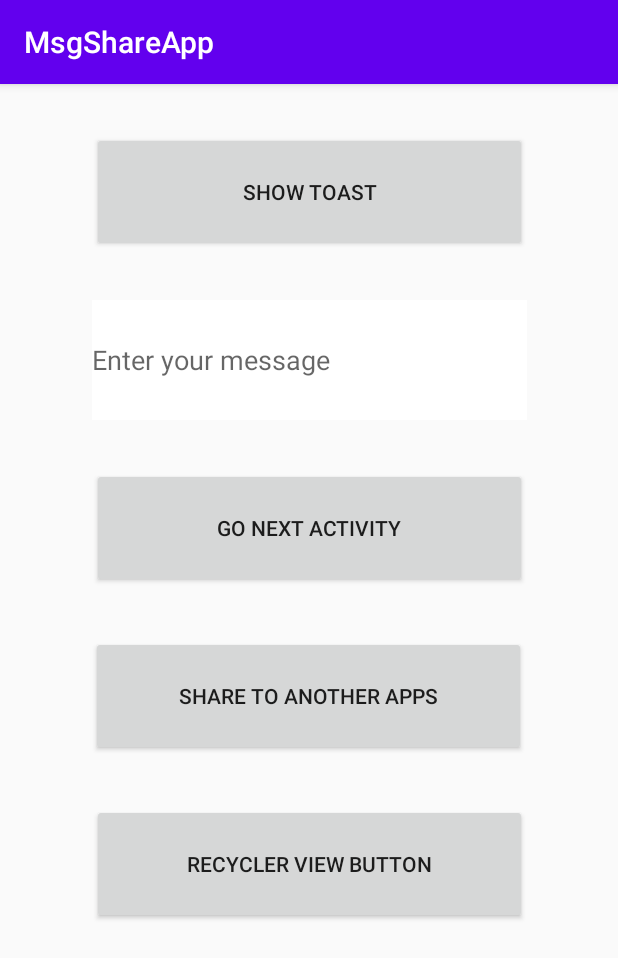
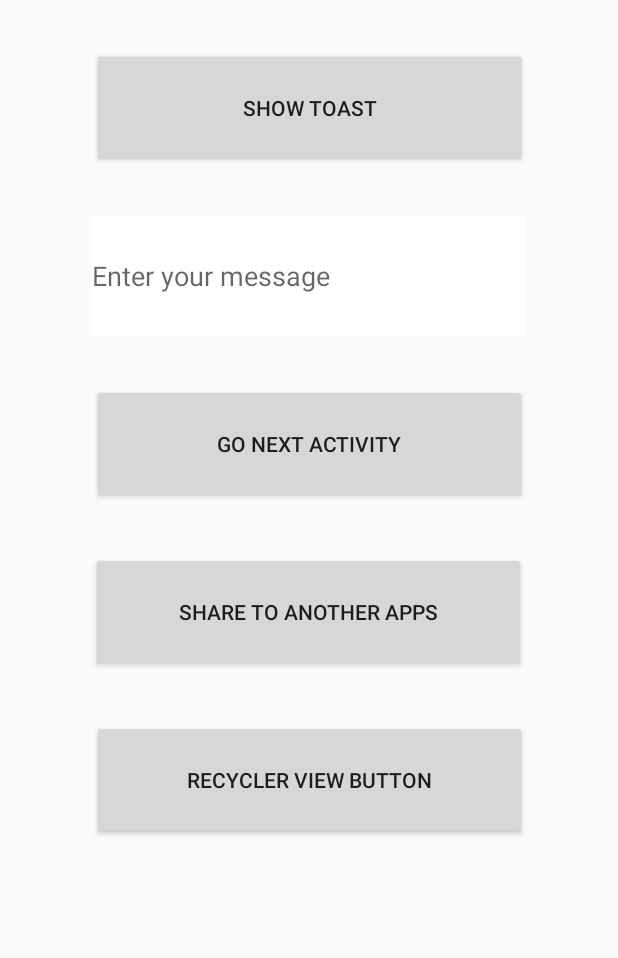
Before and after one commit to Gabrieal4Real/MsgShareApp, an Android app: the screen it shows after launch (MainActivity), on a phone screen of 412 x 824 dp. Shown: the top 958 px of the screen. Run offline under Robolectric (Android 15) with nearby library versions, the phone set to English and light mode, and no system bars.

Commit message:
Part 4.5

```diff
--- a/app/src/main/AndroidManifest.xml
+++ b/app/src/main/AndroidManifest.xml
@@ -9,9 +9,9 @@
         android:roundIcon="@mipmap/ic_launcher_round"
         android:supportsRtl="true"
         android:theme="@style/AppTheme">
-        <activity android:name=".Activities.HobbiesActivity"></activity>
-        <activity android:name=".Activities.SecondActivity" />
-        <activity android:name=".Activities.MainActivity">
+        <activity android:name=".activities.HobbiesActivity"></activity>
+        <activity android:name=".activities.SecondActivity" />
+        <activity android:name=".activities.MainActivity">
             <intent-filter>
                 <action android:name="android.intent.action.MAIN" />
 
--- a/app/src/main/java/com/smartherd/msgshareapp/Activities/HobbiesActivity.kt
+++ b/app/src/main/java/com/smartherd/msgshareapp/activities/HobbiesActivity.kt
@@ -1,12 +1,12 @@
-package com.smartherd.msgshareapp.Activities
+package com.smartherd.msgshareapp.activities
 
 import android.os.Bundle
 import android.util.Log
 import androidx.appcompat.app.AppCompatActivity
 import androidx.recyclerview.widget.LinearLayoutManager
-import com.smartherd.msgshareapp.Adapters.HobbiesAdapter
-import com.smartherd.msgshareapp.Models.Supplier
 import com.smartherd.msgshareapp.R
+import com.smartherd.msgshareapp.adapters.HobbiesAdapter
+import com.smartherd.msgshareapp.models.Supplier
 import kotlinx.android.synthetic.main.activity_hobbies.*
 
 class HobbiesActivity : AppCompatActivity() {
--- a/app/src/main/java/com/smartherd/msgshareapp/Activities/MainActivity.kt
+++ b/app/src/main/java/com/smartherd/msgshareapp/activities/MainActivity.kt
@@ -1,4 +1,4 @@
-package com.smartherd.msgshareapp.Activities
+package com.smartherd.msgshareapp.activities
 
 import android.content.Intent
 import android.os.Bundle
--- a/app/src/main/java/com/smartherd/msgshareapp/Activities/SecondActivity.kt
+++ b/app/src/main/java/com/smartherd/msgshareapp/activities/SecondActivity.kt
@@ -1,4 +1,4 @@
-package com.smartherd.msgshareapp.Activities
+package com.smartherd.msgshareapp.activities
 
 import android.annotation.SuppressLint
 import android.os.Bundle
--- a/app/src/main/java/com/smartherd/msgshareapp/Adapters/HobbiesAdapter.kt
+++ b/app/src/main/java/com/smartherd/msgshareapp/adapters/HobbiesAdapter.kt
@@ -1,4 +1,4 @@
-package com.smartherd.msgshareapp.Adapters
+package com.smartherd.msgshareapp.adapters
 
 import android.content.Context
 import android.content.Intent
@@ -6,8 +6,8 @@ import android.view.LayoutInflater
 import android.view.View
 import android.view.ViewGroup
 import androidx.recyclerview.widget.RecyclerView
-import com.smartherd.msgshareapp.Models.Hobby
 import com.smartherd.msgshareapp.R
+import com.smartherd.msgshareapp.models.Hobby
 import com.smartherd.msgshareapp.showToast
 import kotlinx.android.synthetic.main.list_item.view.*
 
--- a/app/src/main/java/com/smartherd/msgshareapp/Models/Model.kt
+++ b/app/src/main/java/com/smartherd/msgshareapp/models/Model.kt
@@ -1,4 +1,4 @@
-package com.smartherd.msgshareapp.Models
+package com.smartherd.msgshareapp.models
 
 data class Hobby(var title: String)
 
--- a/app/src/main/res/layout/activity_hobbies.xml
+++ b/app/src/main/res/layout/activity_hobbies.xml
@@ -4,7 +4,7 @@
     android:layout_width="match_parent"
     android:layout_height="match_parent"
     android:background="@color/cardview_dark_background"
-    tools:context=".Activities.HobbiesActivity">
+    tools:context=".activities.HobbiesActivity">
 
     <androidx.recyclerview.widget.RecyclerView
         android:id="@+id/recyclerview1"
--- a/app/src/main/res/layout/activity_main.xml
+++ b/app/src/main/res/layout/activity_main.xml
@@ -4,7 +4,7 @@
     xmlns:tools="http://schemas.android.com/tools"
     android:layout_width="match_parent"
     android:layout_height="match_parent"
-    tools:context=".Activities.MainActivity">
+    tools:context=".activities.MainActivity">
 
     <Button
         android:id="@+id/showtoastbutton"
--- a/app/src/main/res/layout/activity_second.xml
+++ b/app/src/main/res/layout/activity_second.xml
@@ -5,7 +5,7 @@
     android:layout_width="match_parent"
     android:layout_height="match_parent"
     android:background="@color/cardview_dark_background"
-    tools:context=".Activities.SecondActivity">
+    tools:context=".activities.SecondActivity">
 
     <TextView
         android:id="@+id/nameshowtext"
--- a/app/src/main/res/values/styles.xml
+++ b/app/src/main/res/values/styles.xml
@@ -1,6 +1,6 @@
 <resources>
     <!-- Base application theme. -->
-    <style name="AppTheme" parent="Theme.AppCompat.Light.DarkActionBar">
+    <style name="AppTheme" parent="Theme.AppCompat.Light.NoActionBar">
         <!-- Customize your theme here. -->
         <item name="colorPrimary">@color/colorPrimary</item>
         <item name="colorPrimaryDark">@color/colorPrimaryDark</item>
```
